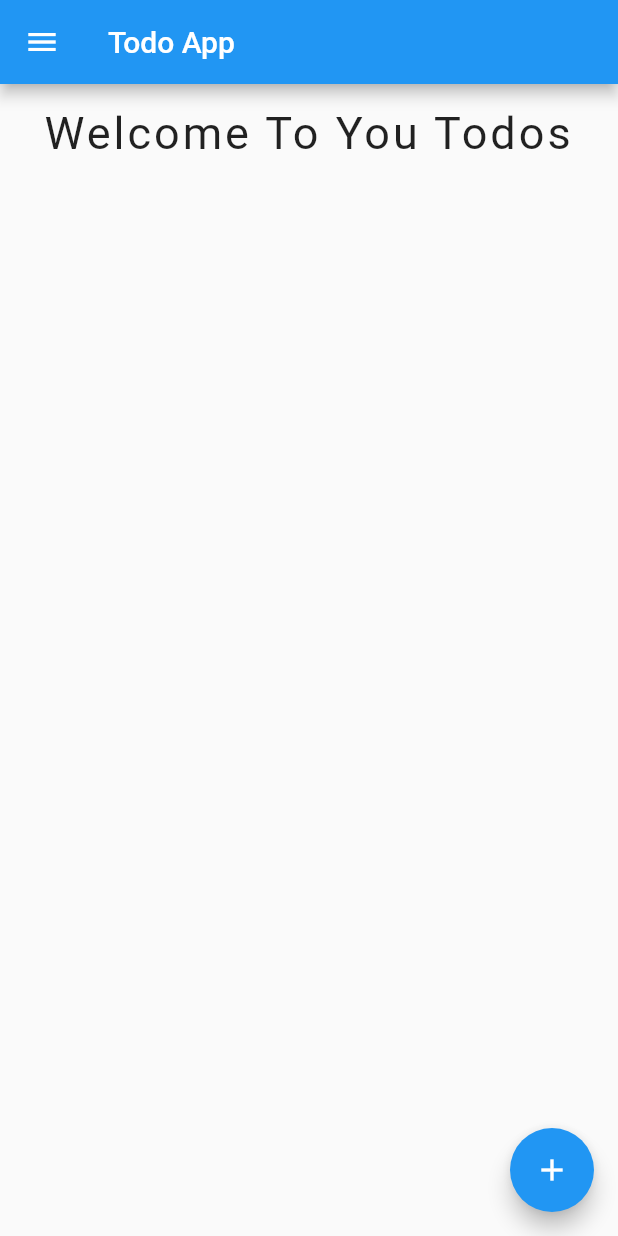
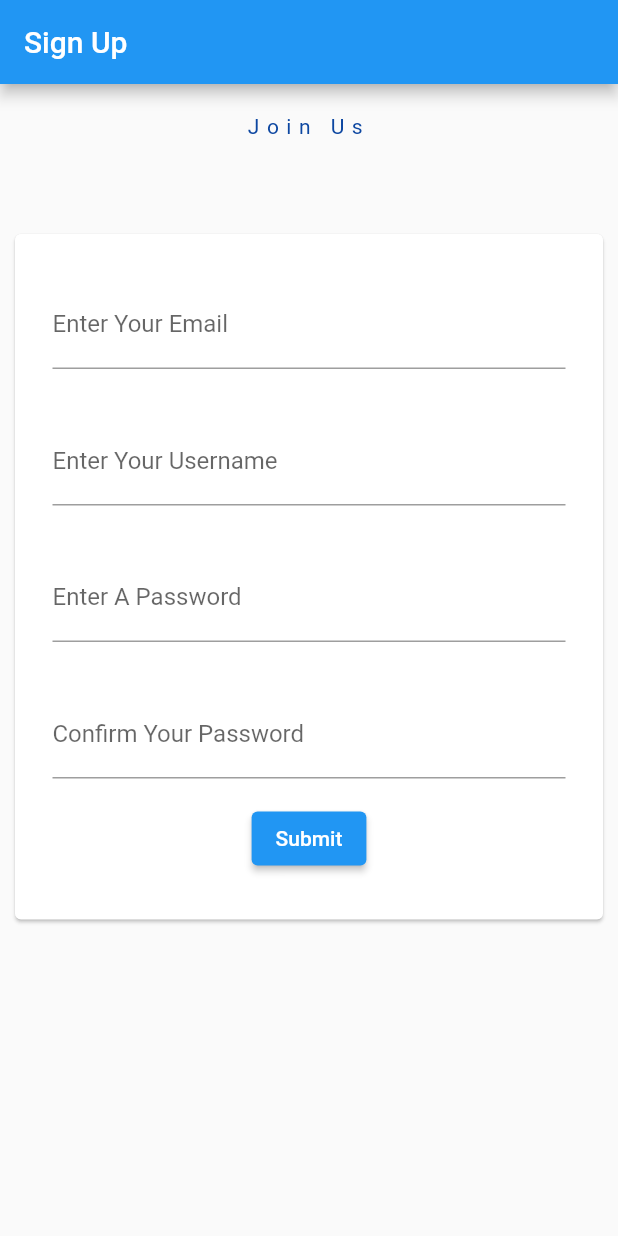
Before and after one commit to Amer-N-Sulaiman/flutter-django-todo-app, a Flutter app: the screen it shows after launch, on a phone screen of 412 x 824 dp. Run offline on Flutter 3.47's test engine with Material 2 defaults, Android fonts, the light colour scheme and no system bars; missing offline and left inert: dart:html.

Commit message:
Created the signup page (without functionality)

```diff
--- a/app/lib/Components/drawer.dart
+++ b/app/lib/Components/drawer.dart
@@ -1,4 +1,5 @@
 import 'package:flutter/material.dart';
+import 'package:app/pages/signup.dart';
 
 class MyDrawer extends StatefulWidget {
   @override
@@ -15,10 +16,18 @@ class _MyDrawerState extends State<MyDrawer> {
              accountEmail: Text('amersulaiman10@gmail.com'),
           ),
           ListTile(
-            title: Text('Log in'),
+            title: TextButton(
+              child: Text('Log In'),
+              onPressed: () {},
+            ),
           ),
           ListTile(
-            title: Text('Sign up'),
+            title: TextButton(
+              child: Text('Sign Up'),
+              onPressed: () {
+                Navigator.of(context).push(MaterialPageRoute(builder: (context) => Signup()));
+              },
+            ),
           ),
         ]));
   }
--- a/app/lib/main.dart
+++ b/app/lib/main.dart
@@ -3,6 +3,7 @@ import 'package:app/api/todoApi.dart';
 import 'package:provider/provider.dart';
 import 'package:app/pages/home.dart';
 import 'package:app/pages/addTodo.dart';
+import 'package:app/pages/signup.dart';
 
 void main() {
   runApp(MyApp());
@@ -16,7 +17,7 @@ class MyApp extends StatelessWidget {
       create: (context) => TodoProvider(),
           child: MaterialApp(
         debugShowCheckedModeBanner: false,
-        home: Home(),
+        home: Signup(),
         routes: {
           'addTodo': (context){
             return AddTodo();
--- a/app/lib/pages/home.dart
+++ b/app/lib/pages/home.dart
@@ -18,7 +18,6 @@ class _HomeState extends State<Home> with TickerProviderStateMixin{
     final todoP = Provider.of<TodoProvider>(context);
 
 
-    todoP.fetchTasks();
     List<Widget> homeWidgets = [];
 
     homeWidgets.add(
--- /dev/null
+++ b/app/lib/pages/signup.dart
@@ -0,0 +1,107 @@
+import 'package:flutter/material.dart';
+
+class Signup extends StatefulWidget {
+  @override
+  _SignupState createState() => _SignupState();
+}
+
+class _SignupState extends State<Signup> {
+
+  final email = TextEditingController();
+  final username = TextEditingController();
+  final password = TextEditingController();
+  final password2 = TextEditingController();
+
+  @override
+  Widget build(BuildContext context) {
+    return Scaffold(
+      appBar: AppBar(
+        title: Text('Sign Up')
+      ),
+      body: Column(children: [
+        Center(
+          child: Container(
+            margin: EdgeInsets.only(top: 20, bottom: 20),
+            child: Text('Join Us',
+              style: TextStyle(
+                letterSpacing: 5,
+                color: Colors.blue[900],
+
+                ),
+              textAlign: TextAlign.center
+            ,),
+          ),
+        ),
+        Container(
+          width: 400,
+          margin: EdgeInsets.only(top: 40),
+          child: Card(
+            child: Container(
+              margin: EdgeInsets.fromLTRB(17, 15, 17, 30),
+              child: Column(
+                children: [
+                  Center(
+                    child: Padding(
+                      padding: EdgeInsets.symmetric(horizontal: 8, vertical: 16),
+                      child: TextFormField(
+                        controller: email,
+                        decoration: InputDecoration(
+                          border: UnderlineInputBorder(),
+                          labelText: 'Enter Your Email',
+                        ),
+                      ),
+                    ),
+                  ),
+                  Center(
+                    child: Padding(
+                      padding: EdgeInsets.symmetric(horizontal: 8, vertical: 16),
+                      child: TextFormField(
+                        controller: username,
+                        decoration: InputDecoration(
+                          border: UnderlineInputBorder(),
+                          labelText: 'Enter Your Username',
+                        ),
+                      ),
+                    ),
+                  ),
+                  Center(
+                    child: Padding(
+                      padding: EdgeInsets.symmetric(horizontal: 8, vertical: 16),
+                      child: TextFormField(
+                        controller: password,
+                        decoration: InputDecoration(
+                          border: UnderlineInputBorder(),
+                          labelText: 'Enter A Password',
+                        ),
+                      ),
+                    ),
+                  ),
+                  Center(
+                    child: Padding(
+                      padding: EdgeInsets.symmetric(horizontal: 8, vertical: 16),
+                      child: TextFormField(
+                        controller: password2,
+                        decoration: InputDecoration(
+                          border: UnderlineInputBorder(),
+                          labelText: 'Confirm Your Password',
+                        ),
+                      ),
+                    ),
+                  ),
+                  Center(
+                    child: ElevatedButton(
+                      child: Text('Submit'),
+                      onPressed: () {},
+
+                    ),
+                  )
+                ],
+              ),
+            )
+          ),
+        )
+
+      ])
+    );
+  }
+}
```
